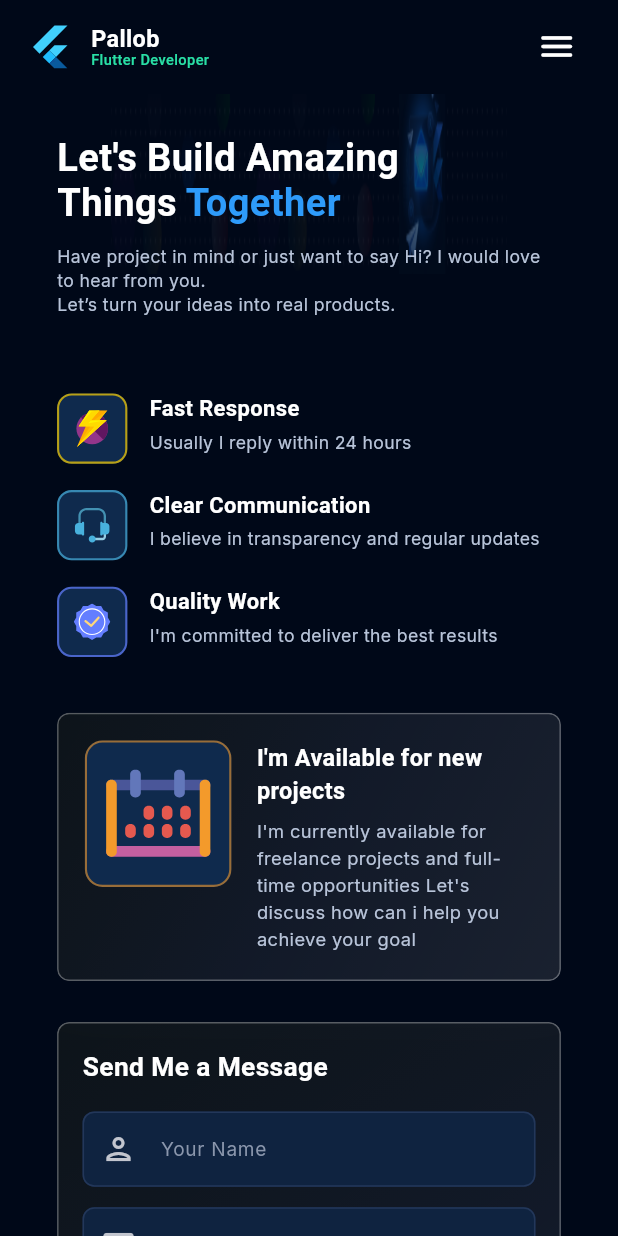
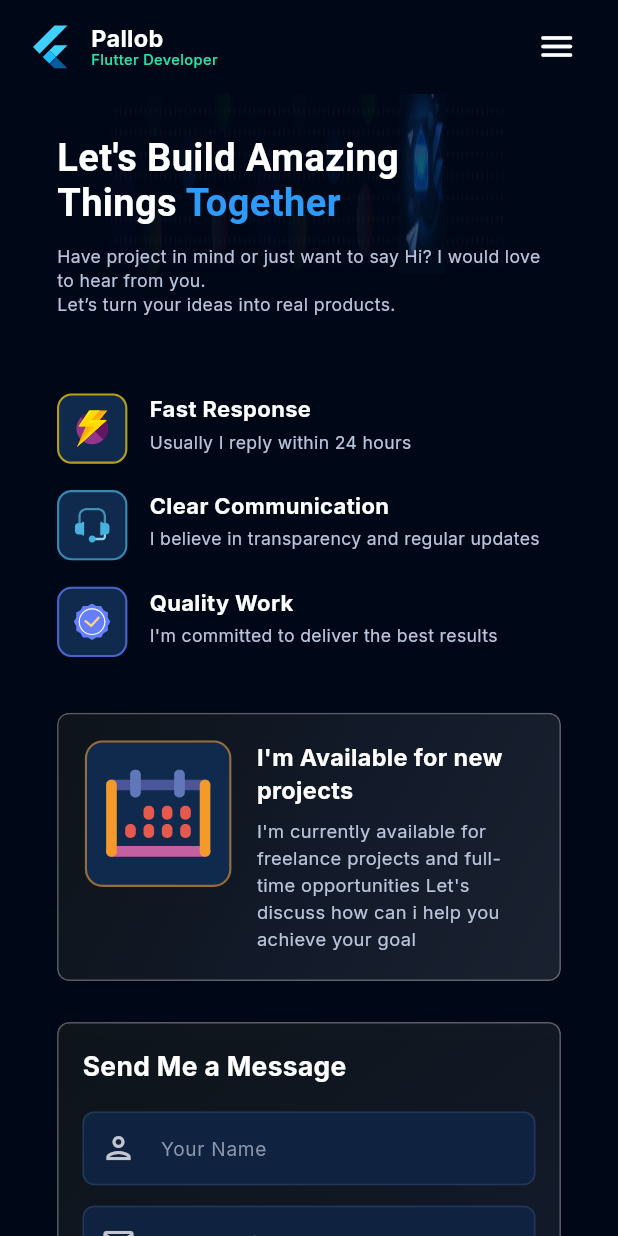
Before and after one commit to atikurzamanpallob/myporftolio, a Flutter app: the ContactPage screen opened by its route, on a phone screen of 412 x 824 dp. Run offline on Flutter 3.47's test engine with Material 3 defaults, Android fonts, the light colour scheme and no system bars; our stand-ins replace cached_network_image, equatable, file_picker, flutter_bloc, flutter_dotenv, flutter_screenutil and 5 more; missing offline and left inert: flutter_code_view, linear_progress_bar; accounts and stored records are empty; network calls fail; project files that could hold a hidden picture were left out.

Commit message:
blog card text made responsive

```diff
--- a/lib/core/themes/responsive_text_theme.dart
+++ b/lib/core/themes/responsive_text_theme.dart
@@ -17,9 +17,7 @@ extension ResponsiveTextTheme on BuildContext {
 
     TextStyle? scale(TextStyle? style) {
       if (style == null) return null;
-      return style.copyWith(
-        fontSize: style.fontSize! * factor.clamp(0.85, 1.2),
-      );
+      return style.copyWith(fontSize: style.fontSize! * factor.clamp(0.2, 1.2));
     }
 
     return theme.copyWith(
--- a/lib/core/themes/text_theme.dart
+++ b/lib/core/themes/text_theme.dart
@@ -1,5 +1,6 @@
 import 'package:flutter/material.dart';
 import 'package:myportfolioapp/core/app_resources/app_fonts.dart';
+import 'package:myportfolioapp/core/themes/app_colors.dart';
 
 const textTheme = TextTheme(
   labelSmall: TextStyle(
@@ -7,36 +8,69 @@ const textTheme = TextTheme(
     fontFamily: AppFonts.inter,
     fontWeight: FontWeight.w400,
   ),
-  titleSmall: TextStyle(
+  labelMedium: TextStyle(
+    fontSize: 9,
+    fontFamily: AppFonts.inter,
+    fontWeight: FontWeight.w400,
+  ),
+  labelLarge: TextStyle(
     fontSize: 10,
     fontFamily: AppFonts.inter,
     fontWeight: FontWeight.w400,
   ),
+
   bodySmall: TextStyle(
+    fontSize: 10,
+    fontFamily: AppFonts.inter,
+    fontWeight: FontWeight.w400,
+    height: 1.4,
+    color: AppColors.textSecondary,
+  ),
+  bodyMedium: TextStyle(
+    fontSize: 11,
+    fontFamily: AppFonts.inter,
+    fontWeight: FontWeight.w400,
+    height: 1.4,
+  ),
+  bodyLarge: TextStyle(
     fontSize: 12,
     fontFamily: AppFonts.inter,
     fontWeight: FontWeight.w400,
-  ),
-  headlineSmall: TextStyle(
-    fontSize: 14,
-    fontFamily: AppFonts.inter,
-    fontWeight: FontWeight.w400,
-  ),
-  displaySmall: TextStyle(
-    fontSize: 16,
-    fontFamily: AppFonts.inter,
-    fontWeight: FontWeight.w400,
+    height: 1.4,
   ),
 
-  labelMedium: TextStyle(fontSize: 18, fontFamily: AppFonts.roboto),
-  titleMedium: TextStyle(fontSize: 20, fontFamily: AppFonts.roboto),
-  bodyMedium: TextStyle(fontSize: 22, fontFamily: AppFonts.roboto),
-  headlineMedium: TextStyle(fontSize: 24, fontFamily: AppFonts.roboto),
-  displayMedium: TextStyle(fontSize: 26, fontFamily: AppFonts.roboto),
+  titleSmall: TextStyle(
+    fontSize: 13,
+    fontFamily: AppFonts.roboto,
+    fontWeight: FontWeight.w600,
+    color: AppColors.textPrimary,
+  ),
+  titleMedium: TextStyle(
+    fontSize: 14,
+    fontFamily: AppFonts.roboto,
+    fontWeight: FontWeight.w600,
+    color: AppColors.textPrimary,
+  ),
+  titleLarge: TextStyle(
+    fontSize: 15,
+    fontFamily: AppFonts.roboto,
+    fontWeight: FontWeight.w600,
+    color: AppColors.textPrimary,
+  ),
 
-  labelLarge: TextStyle(fontSize: 28, fontFamily: AppFonts.roboto),
-  titleLarge: TextStyle(fontSize: 30, fontFamily: AppFonts.roboto),
-  bodyLarge: TextStyle(fontSize: 32, fontFamily: AppFonts.roboto),
-  headlineLarge: TextStyle(fontSize: 34, fontFamily: AppFonts.roboto),
-  displayLarge: TextStyle(fontSize: 36, fontFamily: AppFonts.roboto),
+  headlineSmall: TextStyle(
+    fontSize: 16,
+    fontFamily: AppFonts.roboto,
+    fontWeight: FontWeight.w600,
+  ),
+  headlineMedium: TextStyle(
+    fontSize: 17,
+    fontFamily: AppFonts.roboto,
+    fontWeight: FontWeight.w600,
+  ),
+  headlineLarge: TextStyle(
+    fontSize: 18,
+    fontFamily: AppFonts.roboto,
+    fontWeight: FontWeight.w600,
+  ),
 );
--- a/lib/features/blogs/presentation/widgets/meta_item.dart
+++ b/lib/features/blogs/presentation/widgets/meta_item.dart
@@ -25,7 +25,7 @@ class MetaItem extends StatelessWidget {
         Text(
           label,
 
-          style: context.fontStyle.titleSmall?.copyWith(color: AppColors.green),
+          style: context.fontStyle.labelLarge?.copyWith(color: AppColors.green),
         ),
       ],
     );
--- a/lib/features/home/presentation/widgets/circle_icon_button.dart
+++ b/lib/features/home/presentation/widgets/circle_icon_button.dart
@@ -3,8 +3,6 @@ import 'package:flutter_screenutil/flutter_screenutil.dart';
 import 'package:flutter_svg/svg.dart';
 import '../../../../core/themes/app_colors.dart';
 
-/// A circular badge containing an svg icon, used for the "Let's connect"
-/// social row (GitHub, LinkedIn, Gmail, HackerRank).
 class CircleIconButton extends StatelessWidget {
   const CircleIconButton({
     super.key,
--- a/lib/features/home/presentation/widgets/service_card.dart
+++ b/lib/features/home/presentation/widgets/service_card.dart
@@ -6,7 +6,6 @@ import 'package:myportfolioapp/core/common/glass_card.dart';
 
 import '../../../../core/themes/app_colors.dart';
 
-/// A card in the "What I Do" grid: icon, title, description.
 class ServiceCard extends StatelessWidget {
   const ServiceCard({
     super.key,
```
Also changed, not shown: lib/features/blogs/presentation/widgets/author_card.dart (+6 -12 lines), lib/features/blogs/presentation/widgets/blog_card.dart (+6 -28 lines), lib/features/blogs/presentation/widgets/side_bar_heading.dart (+6 -4 lines).
